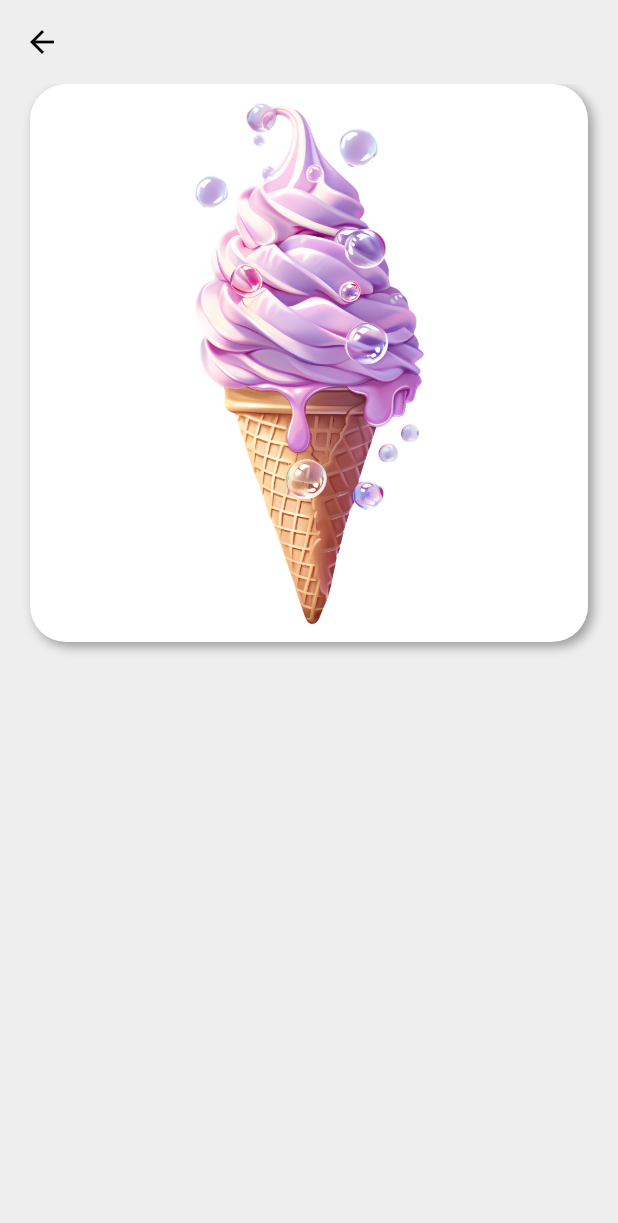
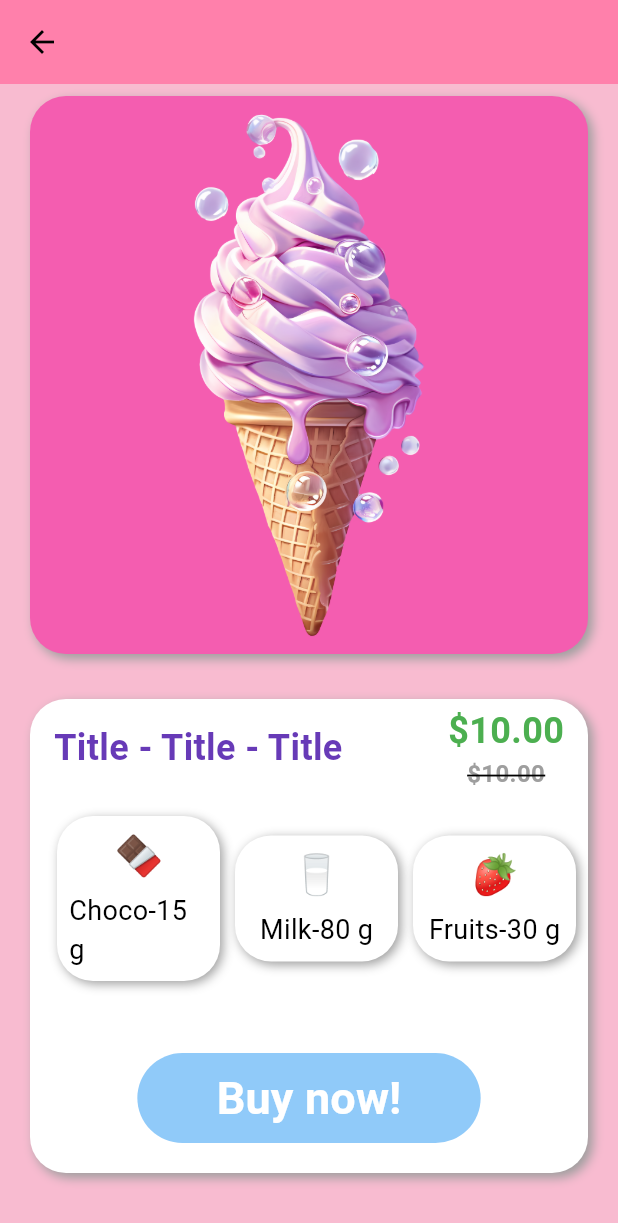
Before and after one commit to abdimannabov/Ice-Cream-Shop, a Flutter app: the HomeScreen screen opened directly, after a tap on "Strawberry", on a phone screen of 412 x 824 dp. Shown: the top 1223 px of the screen. Run offline on Flutter 3.47's test engine with Material 3 defaults, Android fonts, the phone set to English and light mode, and no system bars; our stand-ins replace bloc, cloud_firestore, equatable, firebase_auth, firebase_core, flutter_bloc and 1 more; accounts and stored records are empty; statements that could not run were skipped.

Commit message:
Finished the UI part for details screen

```diff
--- /dev/null
+++ b/lib/components/macro.dart
@@ -0,0 +1,51 @@
+import 'package:flutter/cupertino.dart';
+import 'package:flutter/material.dart';
+
+class MyMacro extends StatelessWidget {
+  final String title;
+  final int value;
+  final String emoji;
+  const MyMacro({
+    required this.title,
+    required this.value,
+    required this.emoji,
+    super.key
+  });
+
+  @override
+  Widget build(BuildContext context) {
+    return Expanded(
+      child: Container(
+        decoration: BoxDecoration(
+          color: Colors.white,
+          borderRadius: BorderRadius.circular(24),
+          boxShadow: const [
+            BoxShadow(
+              color: Colors.grey,
+              offset: Offset(2, 2),
+              blurRadius: 5
+            )
+          ]
+        ),
+        child: Padding(
+          padding: const EdgeInsets.all(8.0),
+          child: Column(
+            children: [
+              Text("$emoji",
+              style: TextStyle(
+                fontSize: 26
+              ),),
+              SizedBox(height: 5,),
+              Text(
+                "$title-$value g",
+                style: TextStyle(
+                  fontSize: 18
+                ),
+              )
+            ],
+          ),
+        ),
+      )
+    );
+  }
+}
--- a/lib/screens/home/views/details_screen.dart
+++ b/lib/screens/home/views/details_screen.dart
@@ -1,5 +1,6 @@
 import 'package:flutter/cupertino.dart';
 import 'package:flutter/material.dart';
+import 'package:flutter_app/components/macro.dart';
 
 class DetailsScreen extends StatelessWidget {
   const DetailsScreen({super.key});
@@ -8,18 +9,20 @@ class DetailsScreen extends StatelessWidget {
   Widget build(BuildContext context) {
     return Scaffold(
       appBar: AppBar(
-        backgroundColor: Theme.of(context).colorScheme.background,
+        backgroundColor: Colors.pinkAccent.shade100,
       ),
-      backgroundColor: Theme.of(context).colorScheme.background,
+      backgroundColor: Colors.pink.shade100,
       body: Padding(
         padding: const EdgeInsets.symmetric(horizontal: 20.0),
+        child: Padding(
+          padding: const EdgeInsets.only(top: 8.0),
           child: Column(
             children: [
               Container(
                 width: MediaQuery.of(context).size.width,
                 height: MediaQuery.of(context).size.width - (40),
                 decoration: BoxDecoration(
-                color: Colors.white,
+                  color: const Color.fromARGB(255, 244, 93, 176),
                   borderRadius: BorderRadiusDirectional.circular(24),
                   boxShadow: const [
                     BoxShadow(
@@ -35,7 +38,102 @@ class DetailsScreen extends StatelessWidget {
                 )
                 ),
               ),
+              SizedBox(height: 30),
+              Container(
+                decoration: BoxDecoration(
+                  color: Colors.white,
+                  borderRadius: BorderRadiusDirectional.circular(24),
+                  boxShadow: const [
+                    BoxShadow(
+                      color: Colors.grey,
+                      offset: Offset(3, 3),
+                      blurRadius: 5
+                    )
                   ],
+                ),
+                child: Column(
+                  children: [
+                    Padding(
+                      padding: const EdgeInsets.symmetric(horizontal: 16.0, vertical: 4),
+                      child: Row(
+                        mainAxisAlignment: MainAxisAlignment.spaceBetween,
+                        children: [
+                          Text(
+                            "Title - Title - Title",
+                            style: TextStyle(
+                              color: Colors.deepPurple,
+                              fontSize: 24,
+                              fontWeight: FontWeight.bold
+                            ),
+                          ),
+                          Column(
+                            children: [
+                              Text(
+                                "\$10.00",
+                                style: TextStyle(
+                                  color: Colors.green,
+                                  fontWeight: FontWeight.bold,
+                                  fontSize: 24,
+                                ),
+                              ),
+                              Text(
+                                "\$10.00",
+                                style: TextStyle(
+                                  color: Colors.grey,
+                                  fontWeight: FontWeight.bold,
+                                  fontSize: 16,
+                                  decoration: TextDecoration.lineThrough,
+                                  decorationThickness: 1.5
+                                ),
+                              ),
+                            ],
+                          ),
+
+                        ],
+                      ),
+                    ),
+                    SizedBox(height: 5,),
+                    Padding(
+                      padding: const EdgeInsets.all(8.0),
+                      child: Row(
+                        children: [
+                          SizedBox(width: 10,),
+                          MyMacro(title: "Choco", value: 15, emoji: "🍫",),
+                          SizedBox(width: 10,),
+                          MyMacro(title: "Milk", value: 80, emoji: "🥛",),
+                          SizedBox(width: 10,),
+                          MyMacro(title: "Fruits", value: 30, emoji: "🍓",)
+                        ],
+                      ),
+                    ),
+                    SizedBox(height: 40,),
+                    SizedBox(
+                      width: MediaQuery.of(context).size.width / 1.8,
+                      height: 60,
+                      child: TextButton(
+                        onPressed:() {
+
+                        },
+                        style: TextButton.styleFrom(
+                          elevation: 3,
+                          backgroundColor: Colors.blue.shade200
+                        ),
+                        child: Text(
+                          "Buy now!",
+                          style: TextStyle(
+                            fontSize: 30,
+                            fontWeight: FontWeight.bold,
+                            color: Colors.white
+                          ),
+                        )
+                      ),
+                    ),
+                    SizedBox(height: 20,)
+                  ],
+                ),
+              ),
+            ],
+          ),
         ),
       ),
     );
--- a/lib/screens/home/views/home_screen.dart
+++ b/lib/screens/home/views/home_screen.dart
@@ -10,15 +10,16 @@ class HomeScreen extends StatelessWidget {
   @override
   Widget build(BuildContext context) {
     return Scaffold(
-      backgroundColor: Theme.of(context).colorScheme.background,
+      backgroundColor: Colors.pink.shade100,
       appBar: AppBar(
-        backgroundColor: Theme.of(context).colorScheme.background,
+        backgroundColor: Colors.pinkAccent.shade100,
         title: Row(
           children: [
             Image.asset('assets/logo.png',
               height: 50,
               width: 50,
-              scale: 3),
+              scale: 3
+            ),
             SizedBox(width: 8),
             Text(
               'Ice-Cream',
@@ -45,11 +46,13 @@ class HomeScreen extends StatelessWidget {
           crossAxisCount: 2,
           crossAxisSpacing: 10,
           mainAxisSpacing: 10,
-          childAspectRatio: 9 / 16,
+          childAspectRatio: 9 / 17,
         ),
-        itemCount: 4,
+        itemCount: 8,
         itemBuilder: (context, int i) {
-          return Material(
+          return Padding(
+            padding: const EdgeInsets.only(top: 8.0),
+            child: Material(
               elevation: 3,
               color: Colors.pink.shade50,
               shape: RoundedRectangleBorder(
@@ -175,6 +178,7 @@ class HomeScreen extends StatelessWidget {
                   ],
                 ),
               ),
+            ),
           );
         },
       ),
```
Lines whose indentation alone changed are shown as unchanged.
